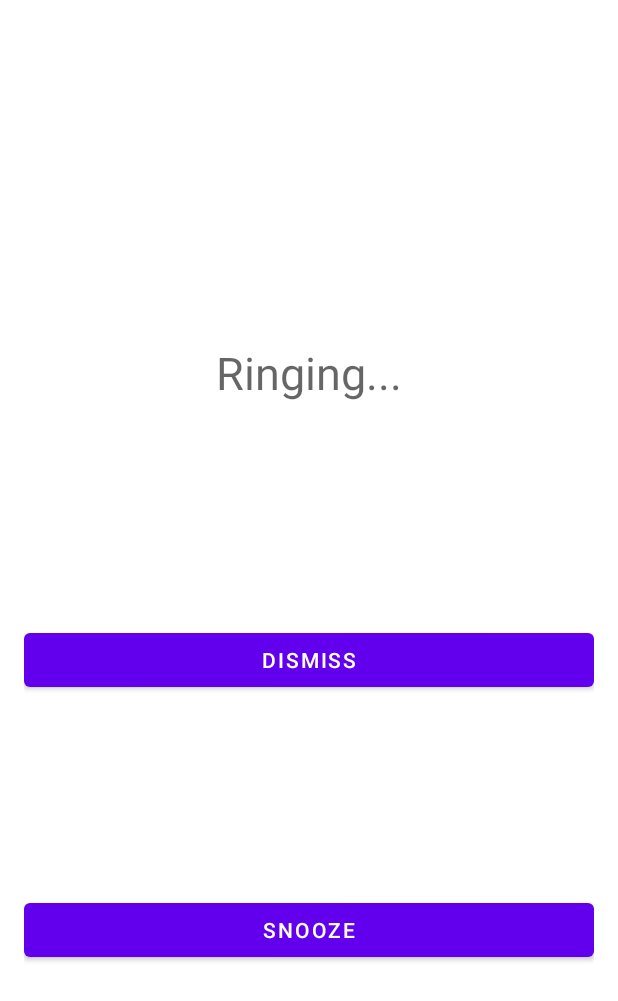
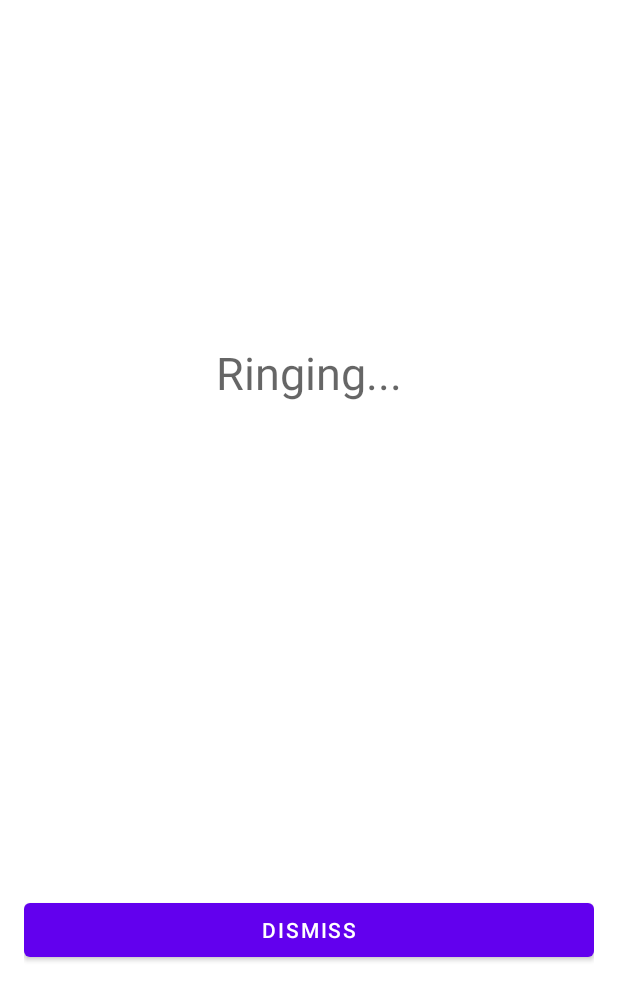
Before and after one commit to amulyareddybaddam/TASK-Reminder, an Android app: the layout activity_ringing.xml on its own in the app's theme, with its tools: preview values and no code run, on a phone screen of 412 x 824 dp. Shown: the top 1001 px of the screen. Run offline under Robolectric (Android 15) with nearby library versions, the phone set to English and light mode, and no system bars.

Commit message:
Update activity_ringing.xml

```diff
--- a/app/src/main/res/layout/activity_ringing.xml
+++ b/app/src/main/res/layout/activity_ringing.xml
@@ -1,7 +1,7 @@
 <?xml version="1.0" encoding="utf-8"?>
 <androidx.constraintlayout.widget.ConstraintLayout xmlns:android="http://schemas.android.com/apk/res/android"
     xmlns:app="http://schemas.android.com/apk/res-auto"
-    xmlns:tools="http://schemas.android.com/tools"
+
     android:id="@+id/linearLayout"
     android:padding="16dp"
     android:layout_width="match_parent"
@@ -25,18 +25,8 @@
         android:id="@+id/activityRingDismiss"
         android:layout_width="0dp"
         android:layout_height="wrap_content"
-        android:layout_marginBottom="132dp"
+        android:layout_marginBottom="164dp"
         android:text="Dismiss"
-        app:layout_constraintBottom_toTopOf="@+id/activityRingSnooze"
-        app:layout_constraintEnd_toEndOf="parent"
-        app:layout_constraintStart_toStartOf="parent" />
-
-    <Button
-        android:id="@+id/activityRingSnooze"
-        android:layout_width="0dp"
-        android:layout_height="wrap_content"
-        android:layout_marginBottom="164dp"
-        android:text="Snooze"
         app:layout_constraintBottom_toBottomOf="parent"
         app:layout_constraintEnd_toEndOf="parent"
         app:layout_constraintHorizontal_bias="0.156"
```
